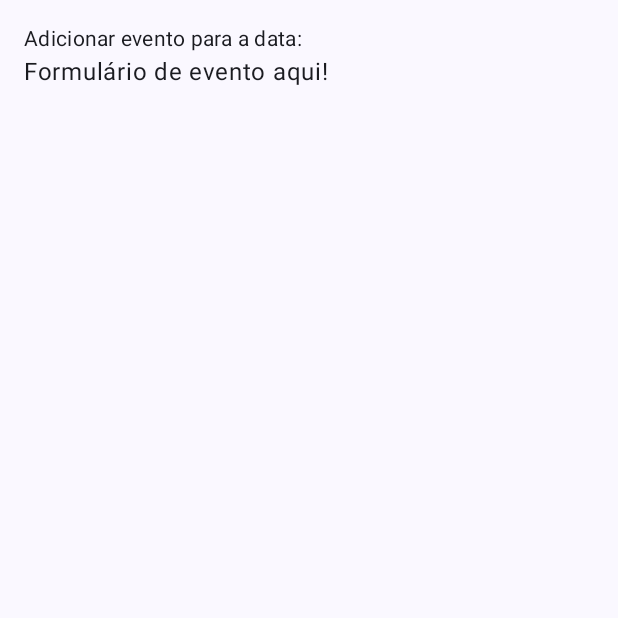
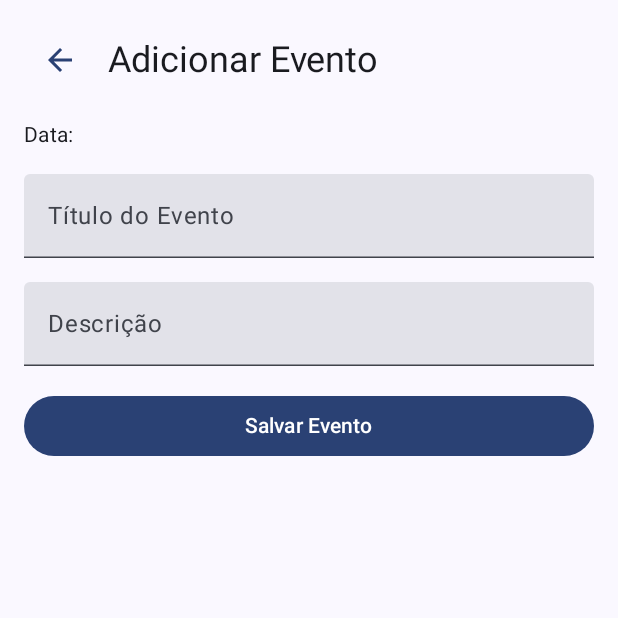
Before and after one commit to Guiiima/CalendarioAndroid, an Android app built with Jetpack Compose: the composable AddEventScreen called with empty values, on a phone screen of 412 x 824 dp, the top half of it. Run offline under Robolectric (Android 15) with nearby library versions, the phone set to English and light mode, and no system bars.

```diff
--- a/app/src/main/java/com/example/calendarios/MainActivity.kt
+++ b/app/src/main/java/com/example/calendarios/MainActivity.kt
@@ -76,7 +76,7 @@ fun AppNavigation() {
             arguments = listOf(navArgument("date") { type = NavType.StringType })
         ) { backStackEntry ->
             val date = backStackEntry.arguments?.getString("date") ?: ""
-            AddEventScreen(date)
+            AddEventScreen(date = date, navController = navController) // Passando o NavController
         }
     }
 }
@@ -226,7 +226,9 @@ fun DaysOfMonthGrid(
 
 @Composable
 fun EventsListScreen(date: String, onAddEvent: () -> Unit, navController: NavController) {
-    Column {
+    Column(
+        modifier = Modifier.fillMaxSize()
+    ) {
         // Barra superior com botão de voltar
         Row(
             modifier = Modifier
@@ -250,9 +252,9 @@ fun EventsListScreen(date: String, onAddEvent: () -> Unit, navController: NavCon
             )
         }
 
-        // Conteúdo principal
+        // Lista de eventos
         LazyColumn(
-            modifier = Modifier.fillMaxSize()
+            modifier = Modifier.weight(1f) // Ocupa o espaço restante acima do botão
         ) {
             items(listOf("Evento 1", "Evento 2", "Evento 3")) { event ->
                 Text(
@@ -263,33 +265,93 @@ fun EventsListScreen(date: String, onAddEvent: () -> Unit, navController: NavCon
             }
         }
 
-        // Botão para adicionar eventos
-        FloatingActionButton(
-            onClick = onAddEvent,
+        // Botão flutuante para adicionar um evento
+        Box(
             modifier = Modifier
-                .align(Alignment.End)
-                .padding(16.dp)
+                .fillMaxWidth()
+                .padding(16.dp),
+            contentAlignment = Alignment.BottomEnd
         ) {
-            Icon(Icons.Default.Add, contentDescription = "Adicionar evento")
+            FloatingActionButton(
+                onClick = { onAddEvent() },
+                containerColor = MaterialTheme.colorScheme.primary
+            ) {
+                Icon(
+                    imageVector = Icons.Default.Add,
+                    contentDescription = "Adicionar evento",
+                    tint = Color.White
+                )
+            }
         }
     }
 }
 
 
+
 @Composable
-fun AddEventScreen(date: String) {
+fun AddEventScreen(date: String, navController: NavController) {
     Column(
         modifier = Modifier
             .fillMaxSize()
             .padding(16.dp)
     ) {
+        // Barra superior com botão de voltar
+        Row(
+            modifier = Modifier
+                .fillMaxWidth()
+                .padding(bottom = 16.dp),
+            verticalAlignment = Alignment.CenterVertically
+        ) {
+            IconButton(onClick = { navController.popBackStack() }) {
+                Icon(
+                    imageVector = Icons.AutoMirrored.Filled.ArrowBack,
+                    contentDescription = "Voltar",
+                    tint = MaterialTheme.colorScheme.primary
+                )
+            }
+            Text(
+                text = "Adicionar Evento",
+                style = MaterialTheme.typography.headlineSmall,
+                color = MaterialTheme.colorScheme.onSurface,
+                modifier = Modifier.padding(start = 8.dp)
+            )
+        }
+
+        // Formulário para adicionar eventos
         Text(
-            text = "Adicionar evento para a data: $date",
-            style = MaterialTheme.typography.bodyMedium
+            text = "Data: $date",
+            style = MaterialTheme.typography.bodyMedium,
+            modifier = Modifier.padding(bottom = 16.dp)
         )
-        Text("Formulário de evento aqui!")
+
+        // Campos do formulário (Exemplo simples)
+        TextField(
+            value = "",
+            onValueChange = { /* Atualize o valor do campo */ },
+            label = { Text("Título do Evento") },
+            modifier = Modifier.fillMaxWidth().padding(bottom = 16.dp)
+        )
+        TextField(
+            value = "",
+            onValueChange = { /* Atualize o valor do campo */ },
+            label = { Text("Descrição") },
+            modifier = Modifier.fillMaxWidth().padding(bottom = 16.dp)
+        )
+
+        // Botão para salvar o evento
+        Button(
+            onClick = {
+                // Lógica para salvar o evento
+                navController.popBackStack() // Volta para a tela de eventos
+            },
+            modifier = Modifier.fillMaxWidth()
+        ) {
+            Text("Salvar Evento")
+        }
     }
 }
+
+
 
 @Composable
 fun DaysOfWeekRow() {
```
